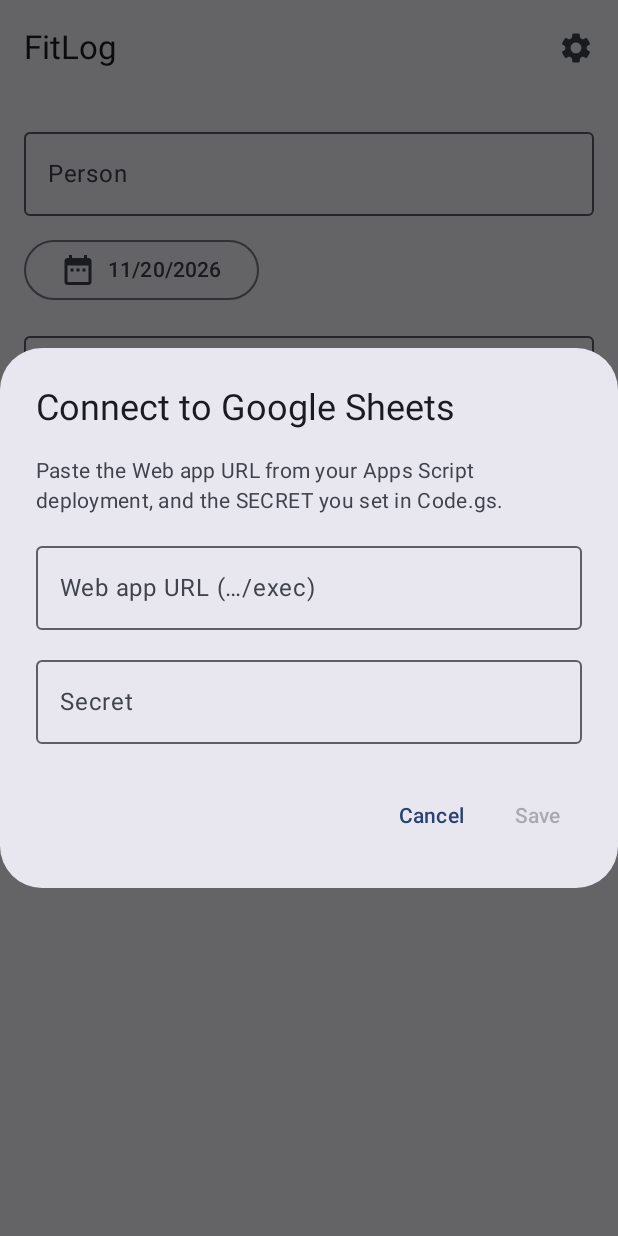
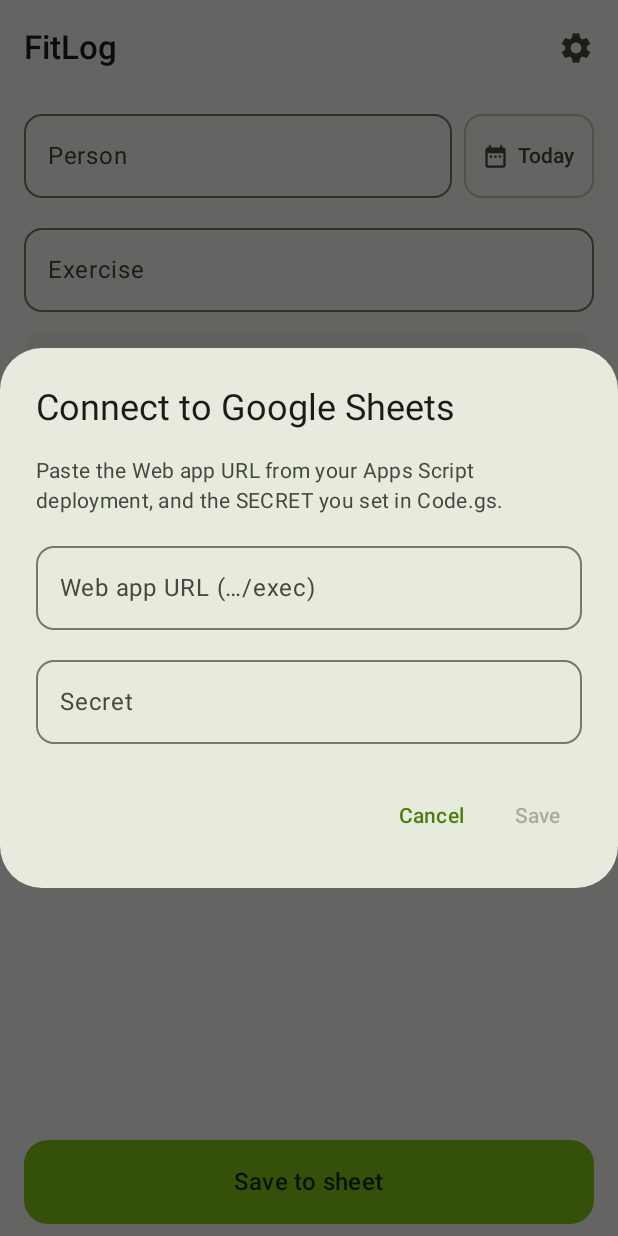
Before and after one commit to Sametcan-Yuzlu/FitLog, an Android app built with Jetpack Compose: the screen it shows after launch (MainActivity), on a phone screen of 412 x 824 dp. Run offline under Robolectric (Android 15) with nearby library versions, the phone set to English and light mode, and no system bars.

Commit message:
Lime theme and compact layout
- Custom lime light/dark color scheme matching the app icon (replaces dynamic colors)
- Person and date share one row; date shows "Today" when it is today
- Sets in one card with compact 48dp number boxes and a header row
- "Save to sheet" pinned at the bottom and lifted above the keyboard
- Settings dialog no longer reopens after rotation or theme change

Co-Authored-By: Claude Opus 5.5 <noreply@anthropic.com>

```diff
--- a/FitLogApp/app/src/main/java/com/fitlog/app/MainActivity.kt
+++ b/FitLogApp/app/src/main/java/com/fitlog/app/MainActivity.kt
@@ -1,43 +1,50 @@
 package com.fitlog.app
 
 import android.app.DatePickerDialog
-import android.os.Build
 import android.os.Bundle
 import androidx.activity.ComponentActivity
 import androidx.activity.compose.setContent
 import androidx.activity.enableEdgeToEdge
-import androidx.compose.foundation.isSystemInDarkTheme
+import androidx.compose.foundation.background
+import androidx.compose.foundation.border
 import androidx.compose.foundation.layout.Arrangement
+import androidx.compose.foundation.layout.Box
 import androidx.compose.foundation.layout.Column
 import androidx.compose.foundation.layout.ExperimentalLayoutApi
 import androidx.compose.foundation.layout.FlowRow
+import androidx.compose.foundation.layout.PaddingValues
 import androidx.compose.foundation.layout.Row
 import androidx.compose.foundation.layout.Spacer
 import androidx.compose.foundation.layout.fillMaxSize
 import androidx.compose.foundation.layout.fillMaxWidth
 import androidx.compose.foundation.layout.height
 import androidx.compose.foundation.layout.imePadding
+import androidx.compose.foundation.layout.navigationBarsPadding
 import androidx.compose.foundation.layout.padding
 import androidx.compose.foundation.layout.size
 import androidx.compose.foundation.layout.width
 import androidx.compose.foundation.rememberScrollState
+import androidx.compose.foundation.shape.CircleShape
+import androidx.compose.foundation.shape.RoundedCornerShape
+import androidx.compose.foundation.text.BasicTextField
 import androidx.compose.foundation.text.KeyboardOptions
 import androidx.compose.foundation.verticalScroll
 import androidx.compose.material.icons.Icons
 import androidx.compose.material.icons.filled.Add
+import androidx.compose.material.icons.filled.Close
 import androidx.compose.material.icons.filled.DateRange
-import androidx.compose.material.icons.filled.Delete
+import androidx.compose.material.icons.filled.Refresh
 import androidx.compose.material.icons.filled.Settings
 import androidx.compose.material3.AlertDialog
 import androidx.compose.material3.Button
-import androidx.compose.material3.Card
-import androidx.compose.material3.CardDefaults
+import androidx.compose.material3.ButtonDefaults
 import androidx.compose.material3.CircularProgressIndicator
 import androidx.compose.material3.DropdownMenuItem
 import androidx.compose.material3.ExperimentalMaterial3Api
 import androidx.compose.material3.ExposedDropdownMenuBox
 import androidx.compose.material3.ExposedDropdownMenuDefaults
 import androidx.compose.material3.FilterChip
+import androidx.compose.material3.FilterChipDefaults
 import androidx.compose.material3.Icon
 import androidx.compose.material3.IconButton
 import androidx.compose.material3.MaterialTheme
@@ -47,23 +54,26 @@ import androidx.compose.material3.OutlinedTextField
 import androidx.compose.material3.Scaffold
 import androidx.compose.material3.SnackbarHost
 import androidx.compose.material3.SnackbarHostState
+import androidx.compose.material3.Surface
 import androidx.compose.material3.Text
 import androidx.compose.material3.TextButton
 import androidx.compose.material3.TopAppBar
-import androidx.compose.material3.darkColorScheme
-import androidx.compose.material3.dynamicDarkColorScheme
-import androidx.compose.material3.dynamicLightColorScheme
-import androidx.compose.material3.lightColorScheme
 import androidx.compose.runtime.Composable
 import androidx.compose.runtime.LaunchedEffect
 import androidx.compose.runtime.getValue
 import androidx.compose.runtime.mutableStateOf
 import androidx.compose.runtime.remember
+import androidx.compose.runtime.saveable.rememberSaveable
 import androidx.compose.runtime.setValue
 import androidx.compose.ui.Alignment
 import androidx.compose.ui.Modifier
+import androidx.compose.ui.focus.onFocusChanged
+import androidx.compose.ui.graphics.SolidColor
 import androidx.compose.ui.platform.LocalContext
+import androidx.compose.ui.text.font.FontWeight
+import androidx.compose.ui.text.input.ImeAction
 import androidx.compose.ui.text.input.KeyboardType
+import androidx.compose.ui.text.style.TextAlign
 import androidx.compose.ui.unit.dp
 import androidx.lifecycle.viewmodel.compose.viewModel
 import kotlinx.coroutines.delay
@@ -77,25 +87,11 @@ class MainActivity : ComponentActivity() {
     }
 }
 
-@Composable
-fun FitLogTheme(content: @Composable () -> Unit) {
-    val dark = isSystemInDarkTheme()
-    val ctx = LocalContext.current
-    val scheme = when {
-        Build.VERSION.SDK_INT >= Build.VERSION_CODES.S ->
-            if (dark) dynamicDarkColorScheme(ctx) else dynamicLightColorScheme(ctx)
-        dark -> darkColorScheme()
-        else -> lightColorScheme()
-    }
-    MaterialTheme(colorScheme = scheme, content = content)
-}
-
 @OptIn(ExperimentalMaterial3Api::class)
 @Composable
 fun LogScreen(vm: LogViewModel = viewModel()) {
     val snackbar = remember { SnackbarHostState() }
-    var showSettings by remember { mutableStateOf(vm.scriptUrl.isBlank()) }
-    val ctx = LocalContext.current
+    var showSettings by rememberSaveable { mutableStateOf(vm.scriptUrl.isBlank()) }
 
     LaunchedEffect(Unit) { vm.messages.collect { snackbar.showSnackbar(it) } }
 
@@ -111,7 +107,7 @@ fun LogScreen(vm: LogViewModel = viewModel()) {
     Scaffold(
         topBar = {
             TopAppBar(
-                title = { Text("FitLog") },
+                title = { Text("FitLog", fontWeight = FontWeight.SemiBold) },
                 actions = {
                     IconButton(onClick = { showSettings = true }) {
                         Icon(Icons.Filled.Settings, contentDescription = "Settings")
@@ -119,71 +115,50 @@ fun LogScreen(vm: LogViewModel = viewModel()) {
                 }
             )
         },
+        // Save stays pinned at the bottom and rides above the keyboard.
+        bottomBar = {
+            Surface(color = MaterialTheme.colorScheme.surface) {
+                Button(
+                    onClick = vm::save,
+                    enabled = !vm.saving,
+                    colors = ButtonDefaults.buttonColors(
+                        containerColor = Lime,
+                        contentColor = LimeInk,
+                        disabledContainerColor = Lime.copy(alpha = 0.6f),
+                        disabledContentColor = LimeInk
+                    ),
+                    shape = RoundedCornerShape(16.dp),
+                    modifier = Modifier
+                        .navigationBarsPadding()
+                        .imePadding()
+                        .padding(horizontal = 16.dp, vertical = 8.dp)
+                        .fillMaxWidth()
+                        .height(56.dp)
+                ) {
+                    if (vm.saving) CircularProgressIndicator(Modifier.size(22.dp), color = LimeInk, strokeWidth = 2.dp)
+                    else Text("Save to sheet", style = MaterialTheme.typography.titleMedium, fontWeight = FontWeight.SemiBold)
+                }
+            }
+        },
         snackbarHost = { SnackbarHost(snackbar) }
     ) { padding ->
         Column(
             Modifier
                 .padding(padding)
                 .fillMaxSize()
-                .imePadding()
                 .verticalScroll(rememberScrollState())
-                .padding(16.dp),
+                .padding(horizontal = 16.dp, vertical = 4.dp),
             verticalArrangement = Arrangement.spacedBy(12.dp)
         ) {
-            if (vm.pendingCount > 0) {
-                Card(colors = CardDefaults.cardColors(containerColor = MaterialTheme.colorScheme.tertiaryContainer)) {
-                    Row(
-                        Modifier.fillMaxWidth().padding(start = 16.dp, end = 8.dp),
-                        verticalAlignment = Alignment.CenterVertically
-                    ) {
-                        Text("${vm.pendingCount} workout(s) saved on phone, not yet in the sheet", Modifier.weight(1f))
-                        TextButton(onClick = vm::syncPending) { Text("Sync") }
-                    }
-                }
-            }
+            if (vm.pendingCount > 0) PendingBanner(vm)
 
-            PersonField(vm)
-
-            OutlinedButton(onClick = {
-                val d = vm.date
-                DatePickerDialog(ctx, { _, y, m, day ->
-                    vm.date = LocalDate.of(y, m + 1, day)
-                }, d.year, d.monthValue - 1, d.dayOfMonth).show()
-            }) {
-                Icon(Icons.Filled.DateRange, contentDescription = null)
-                Spacer(Modifier.width(8.dp))
-                Text("${vm.date.monthValue}/${vm.date.dayOfMonth}/${vm.date.year}")
-            }
-
+            PersonAndDate(vm)
             ExerciseField(vm)
 
-            vm.lastSession?.let {
-                Text(it, style = MaterialTheme.typography.bodyMedium, color = MaterialTheme.colorScheme.primary)
-            }
+            vm.lastSession?.let { LastSessionHint(it) }
 
-            vm.sets.forEachIndexed { i, s ->
-                SetRow(
-                    index = i,
-                    entry = s,
-                    onChange = { vm.sets[i] = it },
-                    onRemove = { vm.removeSet(i) }
-                )
-            }
-
-            OutlinedButton(onClick = vm::addSet) {
-                Icon(Icons.Filled.Add, contentDescription = null)
-                Spacer(Modifier.width(8.dp))
-                Text("Add set")
-            }
-
-            Button(
-                onClick = vm::save,
-                enabled = !vm.saving,
-                modifier = Modifier.fillMaxWidth().height(52.dp)
-            ) {
-                if (vm.saving) CircularProgressIndicator(Modifier.size(22.dp), strokeWidth = 2.dp)
-                else Text("Save to Google Sheets")
-            }
+            SetsCard(vm)
+            Spacer(Modifier.height(8.dp))
         }
     }
 
@@ -197,25 +172,76 @@ fun LogScreen(vm: LogViewModel = viewModel()) {
     }
 }
 
-/** Name field plus one-tap chips for everyone already in the sheet (for switching between partners). */
+@Composable
+fun PendingBanner(vm: LogViewModel) {
+    Surface(
+        color = MaterialTheme.colorScheme.tertiaryContainer,
+        contentColor = MaterialTheme.colorScheme.onTertiaryContainer,
+        shape = RoundedCornerShape(12.dp)
+    ) {
+        Row(
+            Modifier.fillMaxWidth().padding(start = 14.dp, end = 4.dp),
+            verticalAlignment = Alignment.CenterVertically
+        ) {
+            Text(
+                "${vm.pendingCount} workout(s) waiting to sync",
+                style = MaterialTheme.typography.bodyMedium,
+                modifier = Modifier.weight(1f)
+            )
+            TextButton(onClick = vm::syncPending) {
+                Icon(Icons.Filled.Refresh, contentDescription = null, Modifier.size(18.dp))
+                Spacer(Modifier.width(4.dp))
+                Text("Sync")
+            }
+        }
+    }
+}
+
+/** Person field and a compact date button on one row, with partner chips underneath. */
 @OptIn(ExperimentalLayoutApi::class)
 @Composable
-fun PersonField(vm: LogViewModel) {
-    Column(verticalArrangement = Arrangement.spacedBy(4.dp)) {
+fun PersonAndDate(vm: LogViewModel) {
+    val ctx = LocalContext.current
+    Column(verticalArrangement = Arrangement.spacedBy(6.dp)) {
+        Row(verticalAlignment = Alignment.CenterVertically, horizontalArrangement = Arrangement.spacedBy(8.dp)) {
             OutlinedTextField(
                 value = vm.person,
                 onValueChange = vm::changePerson,
                 label = { Text("Person") },
                 singleLine = true,
-            modifier = Modifier.fillMaxWidth()
+                shape = RoundedCornerShape(12.dp),
+                modifier = Modifier.weight(1f)
             )
+            OutlinedButton(
+                onClick = {
+                    val d = vm.date
+                    DatePickerDialog(ctx, { _, y, m, day ->
+                        vm.date = LocalDate.of(y, m + 1, day)
+                    }, d.year, d.monthValue - 1, d.dayOfMonth).show()
+                },
+                shape = RoundedCornerShape(12.dp),
+                contentPadding = PaddingValues(horizontal = 12.dp),
+                modifier = Modifier.padding(top = 8.dp).height(56.dp)
+            ) {
+                Icon(Icons.Filled.DateRange, contentDescription = "Change date", Modifier.size(18.dp))
+                Spacer(Modifier.width(6.dp))
+                Text(
+                    if (vm.date == LocalDate.now()) "Today" else "${vm.date.monthValue}/${vm.date.dayOfMonth}",
+                    style = MaterialTheme.typography.labelLarge
+                )
+            }
+        }
         if (vm.people.isNotEmpty()) {
             FlowRow(horizontalArrangement = Arrangement.spacedBy(8.dp)) {
                 vm.people.forEach { p ->
                     FilterChip(
                         selected = p.equals(vm.person.trim(), ignoreCase = true),
                         onClick = { vm.changePerson(p) },
-                        label = { Text(p) }
+                        label = { Text(p) },
+                        colors = FilterChipDefaults.filterChipColors(
+                            selectedContainerColor = Lime,
+                            selectedLabelColor = LimeInk
+                        )
                     )
                 }
             }
@@ -239,6 +265,7 @@ fun ExerciseField(vm: LogViewModel) {
             onValueChange = { vm.exercise = it; expanded = true },
             label = { Text("Exercise") },
             singleLine = true,
+            shape = RoundedCornerShape(12.dp),
             trailingIcon = { if (vm.exercises.isNotEmpty()) ExposedDropdownMenuDefaults.TrailingIcon(expanded = open) },
             modifier = Modifier.menuAnchor(MenuAnchorType.PrimaryEditable).fillMaxWidth()
         )
@@ -251,29 +278,137 @@ fun ExerciseField(vm: LogViewModel) {
 }
 
 @Composable
+fun LastSessionHint(text: String) {
+    Surface(
+        color = MaterialTheme.colorScheme.primaryContainer,
+        contentColor = MaterialTheme.colorScheme.onPrimaryContainer,
+        shape = RoundedCornerShape(12.dp),
+        modifier = Modifier.fillMaxWidth()
+    ) {
+        Text(text, style = MaterialTheme.typography.bodyMedium, modifier = Modifier.padding(horizontal = 14.dp, vertical = 10.dp))
+    }
+}
+
+/** All sets in one card: a header row, compact number boxes, and "Add set" at the bottom. */
+@Composable
+fun SetsCard(vm: LogViewModel) {
+    Surface(
+        color = MaterialTheme.colorScheme.surfaceContainerLow,
+        shape = RoundedCornerShape(16.dp),
+        modifier = Modifier.fillMaxWidth()
+    ) {
+        Column(Modifier.padding(12.dp), verticalArrangement = Arrangement.spacedBy(8.dp)) {
+            Row(verticalAlignment = Alignment.CenterVertically) {
+                Header("Set", Modifier.width(36.dp))
+                Header("Weight", Modifier.weight(1f))
+                Spacer(Modifier.width(20.dp))
+                Header("Reps", Modifier.weight(1f))
+                Spacer(Modifier.width(40.dp))
+            }
+            vm.sets.forEachIndexed { i, s ->
+                SetRow(
+                    index = i,
+                    entry = s,
+                    onChange = { vm.sets[i] = it },
+                    onRemove = { vm.removeSet(i) }
+                )
+            }
+            TextButton(onClick = vm::addSet, modifier = Modifier.fillMaxWidth()) {
+                Icon(Icons.Filled.Add, contentDescription = null, Modifier.size(18.dp))
+                Spacer(Modifier.width(6.dp))
+                Text("Add set")
+            }
+        }
+    }
+}
+
+@Composable
+private fun Header(text: String, modifier: Modifier) {
+    Text(
+        text,
+        style = MaterialTheme.typography.labelMedium,
+        color = MaterialTheme.colorScheme.onSurfaceVariant,
+        textAlign = TextAlign.Center,
+        modifier = modifier
+    )
+}
+
+@Composable
 fun SetRow(index: Int, entry: SetEntry, onChange: (SetEntry) -> Unit, onRemove: () -> Unit) {
-    Row(verticalAlignment = Alignment.CenterVertically, horizontalArrangement = Arrangement.spacedBy(8.dp)) {
-        Text("${index + 1}", Modifier.width(20.dp), style = MaterialTheme.typography.titleMedium)
-        OutlinedTextField(
+    Row(verticalAlignment = Alignment.CenterVertically) {
+        Box(Modifier.width(36.dp), contentAlignment = Alignment.Center) {
+            Box(
+                Modifier.size(28.dp).background(MaterialTheme.colorScheme.primaryContainer, CircleShape),
+                contentAlignment = Alignment.Center
+            ) {
+                Text(
+                    "${index + 1}",
+                    style = MaterialTheme.typography.labelLarge,
+                    color = MaterialTheme.colorScheme.onPrimaryContainer
+                )
+            }
+        }
+        NumberBox(
             value = entry.weight,
             onValueChange = { v -> onChange(entry.copy(weight = v.filter { it.isDigit() || it == '.' || it == ',' })) },
-            label = { Text("Weight") },
-            singleLine = true,
-            keyboardOptions = KeyboardOptions(keyboardType = KeyboardType.Decimal),
+            keyboardType = KeyboardType.Decimal,
             modifier = Modifier.weight(1f)
         )
-        OutlinedTextField(
+        Text(
+            "×",
+            style = MaterialTheme.typography.titleMedium,
+            color = MaterialTheme.colorScheme.onSurfaceVariant,
+            textAlign = TextAlign.Center,
+            modifier = Modifier.width(20.dp)
+        )
+        NumberBox(
             value = entry.reps,
             onValueChange = { v -> onChange(entry.copy(reps = v.filter { it.isDigit() })) },
-            label = { Text("Reps") },
-            singleLine = true,
-            keyboardOptions = KeyboardOptions(keyboardType = KeyboardType.Number),
+            keyboardType = KeyboardType.Number,
             modifier = Modifier.weight(1f)
         )
-        IconButton(onClick = onRemove) {
-            Icon(Icons.Filled.Delete, contentDescription = "Remove set ${index + 1}")
+        IconButton(onClick = onRemove, modifier = Modifier.size(40.dp)) {
+            Icon(
+                Icons.Filled.Close,
+                contentDescription = "Remove set ${index + 1}",
+                tint = MaterialTheme.colorScheme.onSurfaceVariant,
+                modifier = Modifier.size(20.dp)
+            )
         }
     }
+}
+
+/** A 48dp-tall, centred number field — much more compact than an OutlinedTextField. */
+@Composable
+fun NumberBox(value: String, onValueChange: (String) -> Unit, keyboardType: KeyboardType, modifier: Modifier) {
+    var focused by remember { mutableStateOf(false) }
+    val shape = RoundedCornerShape(10.dp)
+    val colors = MaterialTheme.colorScheme
+    BasicTextField(
+        value = value,
+        onValueChange = onValueChange,
+        singleLine = true,
+        textStyle = MaterialTheme.typography.titleMedium.copy(color = colors.onSurface, textAlign = TextAlign.Center),
+        cursorBrush = SolidColor(colors.primary),
+        keyboardOptions = KeyboardOptions(keyboardType = keyboardType, imeAction = ImeAction.Next),
+        modifier = modifier
+            .height(48.dp)
+            .onFocusChanged { focused = it.isFocused }
+            .background(colors.surface, shape)
+            .border(if (focused) 2.dp else 1.dp, if (focused) colors.primary else colors.outlineVariant, shape),
+        decorationBox = { inner ->
+            Box(Modifier.fillMaxSize().padding(horizontal = 8.dp), contentAlignment = Alignment.Center) {
+                if (value.isEmpty()) {
+                    Text(
+                        "–",
+                        style = MaterialTheme.typography.titleMedium,
+                        color = colors.onSurfaceVariant.copy(alpha = 0.5f)
+                    )
+                }
+                Box(Modifier.fillMaxWidth()) { inner() }
+            }
+        }
+    )
 }
 
 @Composable
@@ -294,11 +429,13 @@ fun SettingsDialog(
                 OutlinedTextField(
                     value = url, onValueChange = { url = it },
                     label = { Text("Web app URL (…/exec)") }, singleLine = true,
+                    shape = RoundedCornerShape(12.dp),
                     modifier = Modifier.fillMaxWidth()
                 )
                 OutlinedTextField(
                     value = secret, onValueChange = { secret = it },
                     label = { Text("Secret") }, singleLine = true,
+                    shape = RoundedCornerShape(12.dp),
                     modifier = Modifier.fillMaxWidth()
                 )
             }
--- /dev/null
+++ b/FitLogApp/app/src/main/java/com/fitlog/app/Theme.kt
@@ -0,0 +1,73 @@
+package com.fitlog.app
+
+import androidx.compose.foundation.isSystemInDarkTheme
+import androidx.compose.material3.MaterialTheme
+import androidx.compose.material3.darkColorScheme
+import androidx.compose.material3.lightColorScheme
+import androidx.compose.runtime.Composable
+import androidx.compose.ui.graphics.Color
+
+/** The logo's lime, used for the main action in both modes. */
+val Lime = Color(0xFF84CC16)
+/** Dark text that reads on top of Lime. */
+val LimeInk = Color(0xFF1A2E05)
+
+private val LightColors = lightColorScheme(
+    primary = Color(0xFF4D7C0F),
+    onPrimary = Color.White,
+    primaryContainer = Color(0xFFD9F99D),
+    onPrimaryContainer = LimeInk,
+    secondary = Color(0xFF55624C),
+    onSecondary = Color.White,
+    secondaryContainer = Color(0xFFD9E7CB),
+    onSecondaryContainer = Color(0xFF131F0D),
+    tertiaryContainer = Color(0xFFFEF3C7),
+    onTertiaryContainer = Color(0xFF451A03),
+    background = Color(0xFFFAFBF7),
+    onBackground = Color(0xFF1A1C18),
+    surface = Color(0xFFFAFBF7),
+    onSurface = Color(0xFF1A1C18),
+    surfaceVariant = Color(0xFFE1E6D7),
+    onSurfaceVariant = Color(0xFF44483D),
+    surfaceContainerLowest = Color.White,
+    surfaceContainerLow = Color(0xFFF2F5EC),
+    surfaceContainer = Color(0xFFECF0E5),
+    surfaceContainerHigh = Color(0xFFE6EBDE),
+    surfaceContainerHighest = Color(0xFFE1E6D7),
+    outline = Color(0xFF74796C),
+    outlineVariant = Color(0xFFC4C8BA),
+)
+
+private val DarkColors = darkColorScheme(
+    primary = Color(0xFFA3E635),
+    onPrimary = LimeInk,
+    primaryContainer = Color(0xFF3F6212),
+    onPrimaryContainer = Color(0xFFECFCCB),
+    secondary = Color(0xFFBDCBB0),
+    onSecondary = Color(0xFF283420),
+    secondaryContainer = Color(0xFF3E4A35),
+    onSecondaryContainer = Color(0xFFD9E7CB),
+    tertiaryContainer = Color(0xFF5B3A0A),
+    onTertiaryContainer = Color(0xFFFEF3C7),
+    background = Color(0xFF11140F),
+    onBackground = Color(0xFFE2E3DC),
+    surface = Color(0xFF11140F),
+    onSurface = Color(0xFFE2E3DC),
+    surfaceVariant = Color(0xFF44483D),
+    onSurfaceVariant = Color(0xFFC4C8BA),
+    surfaceContainerLowest = Color(0xFF0C0F0A),
+    surfaceContainerLow = Color(0xFF191D16),
+    surfaceContainer = Color(0xFF1D211A),
+    surfaceContainerHigh = Color(0xFF282B24),
+    surfaceContainerHighest = Color(0xFF33362F),
+    outline = Color(0xFF8E9285),
+    outlineVariant = Color(0xFF44483D),
+)
+
+@Composable
+fun FitLogTheme(content: @Composable () -> Unit) {
+    MaterialTheme(
+        colorScheme = if (isSystemInDarkTheme()) DarkColors else LightColors,
+        content = content
+    )
+}
```
Lines whose indentation alone changed are shown as unchanged.
